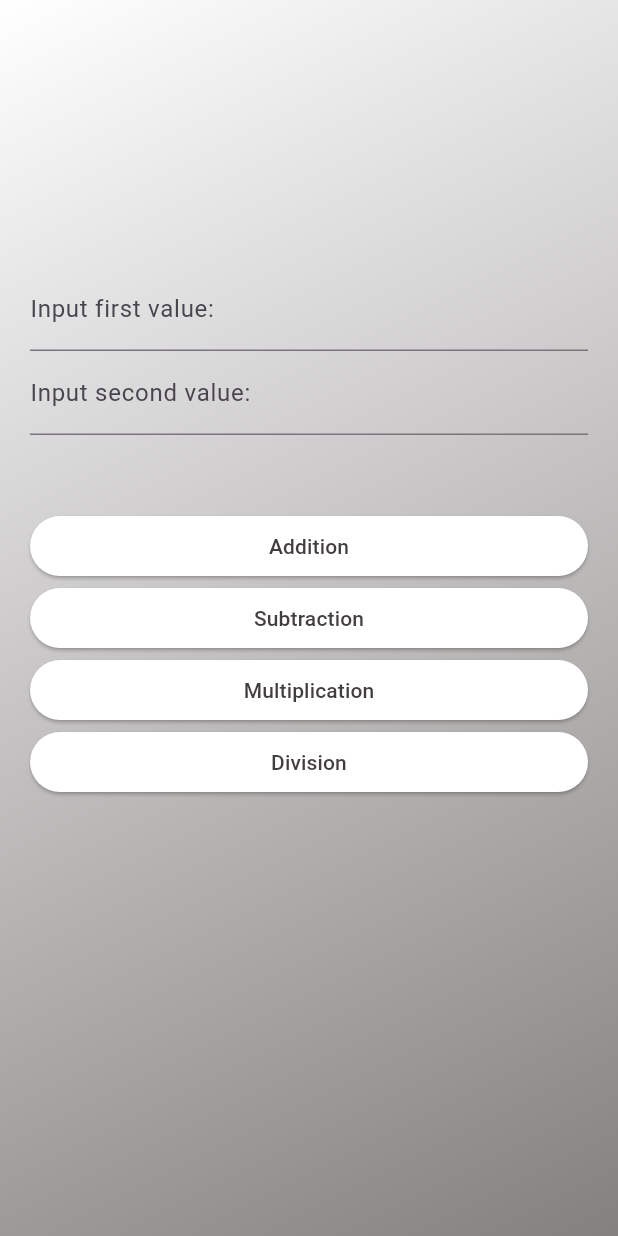
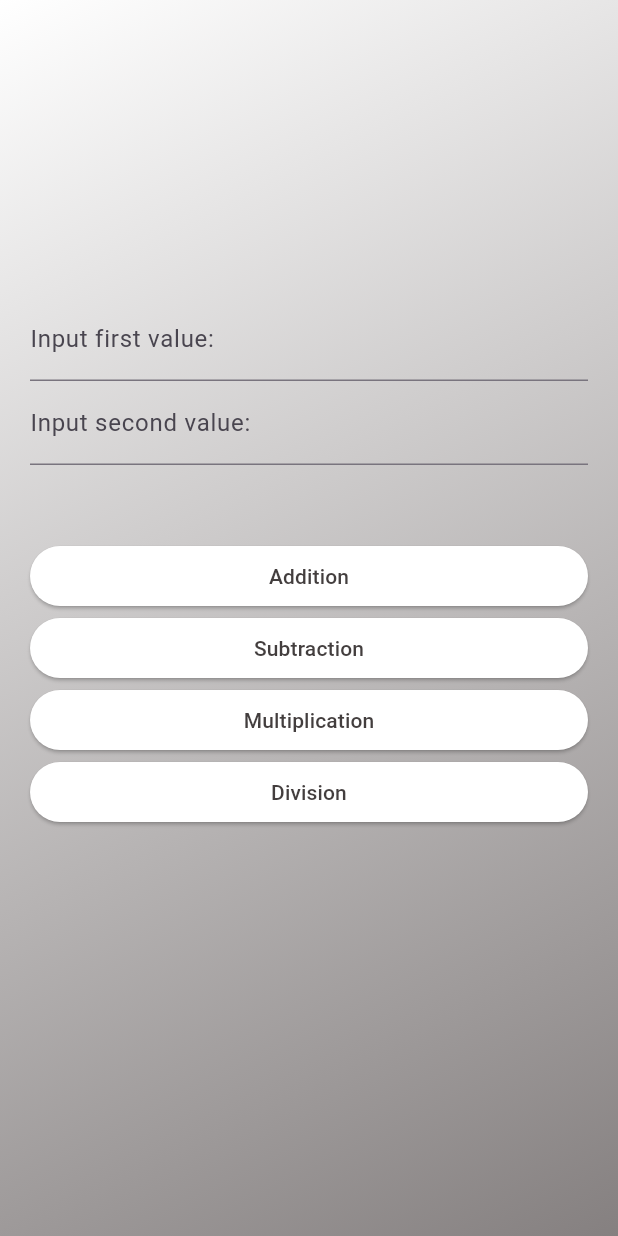
Before and after one commit to lancekian12/Calculator-App, a Flutter app: the screen it shows after launch, on a phone screen of 412 x 824 dp. Run offline on Flutter 3.47's test engine with Material 3 defaults, Android fonts, the phone set to English and light mode, and no system bars.

Commit message:
fixed result height and config material app

```diff
--- a/lib/main_screen.dart
+++ b/lib/main_screen.dart
@@ -117,7 +117,7 @@ class _MainScreenState extends State<MainScreen> {
                       "Division",
                       operation: division,
                     ),
-                    const SizedBox(height: 80),
+                    const SizedBox(height: 40),
                     Text(
                       result,
                       textAlign: TextAlign.center,
```
